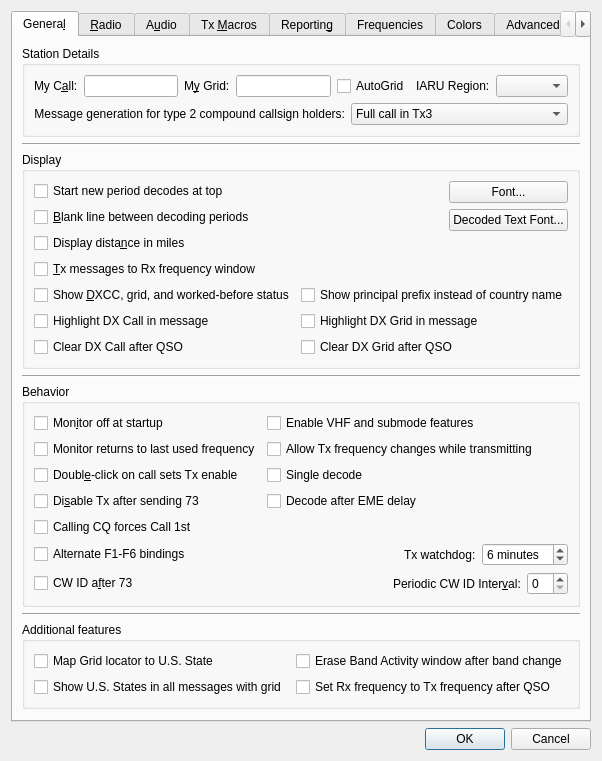
The window that Configuration.ui (uaro-radio/wsjtx) describes before a commit, drawn with Qt 5.
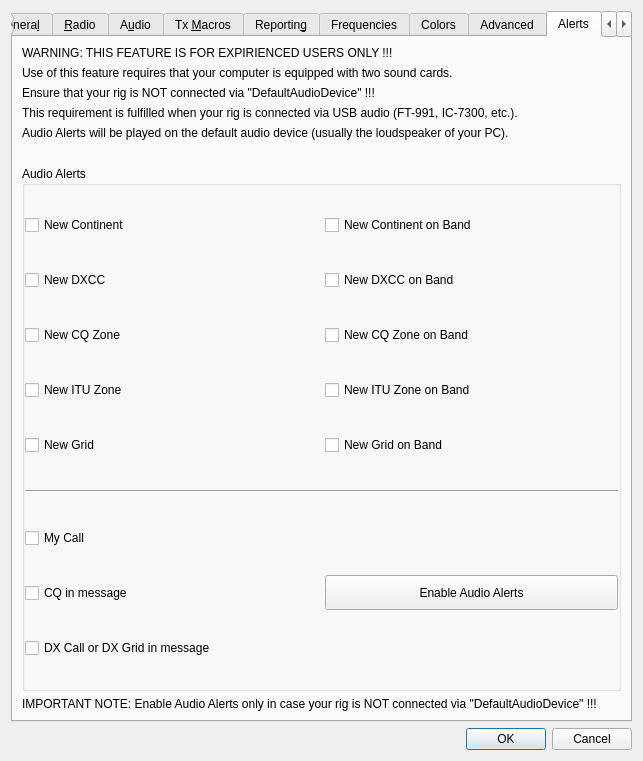
The same window after the commit. The open tabs and pages were chosen to show the change. Custom widgets are drawn as their Qt base class.

Commit message: Add Alerts feature.

```diff
--- a/Configuration.ui
+++ b/Configuration.ui
@@ -6,7 +6,7 @@
    <rect>
     <x>0</x>
     <y>0</y>
-    <width>589</width>
+    <width>643</width>
     <height>687</height>
    </rect>
   </property>
@@ -521,40 +521,40 @@
         </widget>
        </item>
        <item>
-        <widget class="Line" name="line_2">
+        <widget class="Line" name="line_9">
          <property name="orientation">
           <enum>Qt::Horizontal</enum>
          </property>
         </widget>
        </item>
        <item>
-        <widget class="QGroupBox" name="groupBox_8">
+        <widget class="QGroupBox" name="improved_group_box">
          <property name="title">
           <string>Additional features</string>
          </property>
-         <layout class="QGridLayout" name="gridLayout_17">
-          <item row="0" column="1">
+         <layout class="QGridLayout" name="gridLayout_18">
+          <item row="1" column="2">
            <widget class="QCheckBox" name="cbEraseBandActivity">
             <property name="text">
              <string>Erase Band Activity window after band change</string>
             </property>
            </widget>
           </item>
-          <item row="1" column="1">
+          <item row="2" column="2">
            <widget class="QCheckBox" name="cbRxToTxAfterQSO">
             <property name="text">
              <string>Set Rx frequency to Tx frequency after QSO</string>
             </property>
            </widget>
           </item>
-          <item row="0" column="0">
+          <item row="1" column="0">
            <widget class="QCheckBox" name="Map_Grid_to_State">
             <property name="text">
              <string>Map Grid locator to U.S. State</string>
             </property>
            </widget>
           </item>
-          <item row="1" column="0">
+          <item row="2" column="0">
            <widget class="QCheckBox" name="Map_All_Messages">
             <property name="text">
              <string>Show U.S. States in all messages with grid</string>
@@ -3148,12 +3148,266 @@
        </item>
       </layout>
      </widget>
+     <widget class="QWidget" name="alert_tab">
+      <attribute name="title">
+       <string>Alerts</string>
+      </attribute>
+      <layout class="QGridLayout" name="gridLayout_17">
+       <item row="1" column="0">
+        <widget class="QLabel" name="label_17">
+         <property name="text">
+          <string>Use of this feature requires that your computer is equipped with two sound cards.</string>
+         </property>
+        </widget>
+       </item>
+       <item row="7" column="0">
+        <widget class="QLabel" name="label_22">
+         <property name="text">
+          <string>IMPORTANT NOTE: Enable Audio Alerts only in case your rig is NOT connected via &quot;DefaultAudioDevice&quot; !!! </string>
+         </property>
+        </widget>
+       </item>
+       <item row="5" column="0">
+        <widget class="QLabel" name="label_21">
+         <property name="text">
+          <string/>
+         </property>
+        </widget>
+       </item>
+       <item row="2" column="0">
+        <widget class="QLabel" name="label_18">
+         <property name="text">
+          <string>Ensure that your rig is NOT connected via &quot;DefaultAudioDevice&quot; !!!</string>
+         </property>
+        </widget>
+       </item>
+       <item row="3" column="0">
+        <widget class="QLabel" name="label_19">
+         <property name="text">
+          <string>This requirement is fulfilled when your rig is connected via USB audio (FT-991, IC-7300, etc.).</string>
+         </property>
+        </widget>
+       </item>
+       <item row="4" column="0">
+        <widget class="QLabel" name="label_20">
+         <property name="text">
+          <string>Audio Alerts will be played on the default audio device (usually the loudspeaker of your PC).</string>
+         </property>
+        </widget>
+       </item>
+       <item row="6" column="0">
+        <widget class="QGroupBox" name="groupBox_8">
+         <property name="sizePolicy">
+          <sizepolicy hsizetype="Preferred" vsizetype="Preferred">
+           <horstretch>0</horstretch>
+           <verstretch>1</verstretch>
+          </sizepolicy>
+         </property>
+         <property name="title">
+          <string>Audio Alerts</string>
+         </property>
+         <layout class="QGridLayout" name="gridLayout_13">
+          <property name="leftMargin">
+           <number>0</number>
+          </property>
+          <property name="topMargin">
+           <number>0</number>
+          </property>
+          <property name="rightMargin">
+           <number>0</number>
+          </property>
+          <property name="bottomMargin">
+           <number>0</number>
+          </property>
+          <property name="spacing">
+           <number>6</number>
+          </property>
+          <item row="5" column="0">
+           <widget class="QCheckBox" name="cbGrid">
+            <property name="toolTip">
+             <string>New Grid</string>
+            </property>
+            <property name="text">
+             <string>New Grid</string>
+            </property>
+           </widget>
+          </item>
+          <item row="7" column="0">
+           <widget class="QCheckBox" name="cbMyCall">
+            <property name="toolTip">
+             <string>My Call in message</string>
+            </property>
+            <property name="text">
+             <string>My Call</string>
+            </property>
+           </widget>
+          </item>
+          <item row="0" column="0">
+           <widget class="QCheckBox" name="cbContinent">
+            <property name="toolTip">
+             <string>New Continent</string>
+            </property>
+            <property name="text">
+             <string>New Continent</string>
+            </property>
+           </widget>
+          </item>
+          <item row="3" column="0">
+           <widget class="QCheckBox" name="cbITUZ">
+            <property name="toolTip">
+             <string>New ITU Zone</string>
+            </property>
+            <property name="text">
+             <string>New ITU Zone</string>
+            </property>
+           </widget>
+          </item>
+          <item row="6" column="0" colspan="2">
+           <widget class="Line" name="line_2">
+            <property name="orientation">
+             <enum>Qt::Horizontal</enum>
+            </property>
+           </widget>
+          </item>
+          <item row="2" column="0">
+           <widget class="QCheckBox" name="cbCQZ">
+            <property name="toolTip">
+             <string>New CQ Zone</string>
+            </property>
+            <property name="text">
+             <string>New CQ Zone</string>
+            </property>
+           </widget>
+          </item>
+          <item row="1" column="0">
+           <widget class="QCheckBox" name="cbDXCC">
+            <property name="toolTip">
+             <string>New DXCC</string>
+            </property>
+            <property name="text">
+             <string>New DXCC</string>
+            </property>
+           </widget>
+          </item>
+          <item row="1" column="1">
+           <widget class="QCheckBox" name="cbDXCCOB">
+            <property name="toolTip">
+             <string>New DXCC on Band</string>
+            </property>
+            <property name="text">
+             <string>New DXCC on Band</string>
+            </property>
+           </widget>
+          </item>
+          <item row="3" column="1">
+           <widget class="QCheckBox" name="cbITUZOB">
+            <property name="toolTip">
+             <string>New ITU Zone on Band</string>
+            </property>
+            <property name="text">
+             <string>New ITU Zone on Band</string>
+            </property>
+           </widget>
+          </item>
+          <item row="0" column="1">
+           <widget class="QCheckBox" name="cbContinentOB">
+            <property name="toolTip">
+             <string>New Continent on Band</string>
+            </property>
+            <property name="text">
+             <string>New Continent on Band</string>
+            </property>
+           </widget>
+          </item>
+          <item row="5" column="1">
+           <widget class="QCheckBox" name="cbGridOB">
+            <property name="toolTip">
+             <string>New Grid on Band</string>
+            </property>
+            <property name="text">
+             <string>New Grid on Band</string>
+            </property>
+           </widget>
+          </item>
+          <item row="2" column="1">
+           <widget class="QCheckBox" name="cbCQZOB">
+            <property name="toolTip">
+             <string>New CQ Zone on Band</string>
+            </property>
+            <property name="text">
+             <string>New CQ Zone on Band</string>
+            </property>
+           </widget>
+          </item>
+          <item row="9" column="0">
+           <widget class="QCheckBox" name="cbDXcall">
+            <property name="toolTip">
+             <string>DX Call or DX Grid in message</string>
+            </property>
+            <property name="text">
+             <string>DX Call or DX Grid in message</string>
+            </property>
+           </widget>
+          </item>
+          <item row="7" column="1" rowspan="3">
+           <widget class="QPushButton" name="pbAlerts">
+            <property name="minimumSize">
+             <size>
+              <width>0</width>
+              <height>35</height>
+             </size>
+            </property>
+            <property name="toolTip">
+             <string>Toggle Audio Alerts on/off. Alerts will be played on &quot;DefaultAudioDevice&quot;. DON'T ENABLE AUDIO ALERTS WHEN YOUR RIG IS CONNECTED VIA THIS SOUNDCARD !!!</string>
+            </property>
+            <property name="styleSheet">
+             <string notr="true">QPushButton:checked {
+    color: #000000;
+	background-color: #00ff00;
+    border-style: outset;
+	border-width: 1px;
+	border-radius: 5px;
+    border-color: black;
+	min-width: 5em;
+	padding: 3px;
+}</string>
+            </property>
+            <property name="text">
+             <string>Enable Audio Alerts</string>
+            </property>
+            <property name="checkable">
+             <bool>true</bool>
+            </property>
+           </widget>
+          </item>
+          <item row="8" column="0">
+           <widget class="QCheckBox" name="cbCQ">
+            <property name="toolTip">
+             <string>CQ in message</string>
+            </property>
+            <property name="text">
+             <string>CQ in message</string>
+            </property>
+           </widget>
+          </item>
+         </layout>
+        </widget>
+       </item>
+       <item row="0" column="0">
+        <widget class="QLabel" name="label_16">
+         <property name="text">
+          <string>WARNING: THIS FEATURE IS FOR EXPIRIENCED USERS ONLY !!!</string>
+         </property>
+        </widget>
+       </item>
+      </layout>
+     </widget>
      <widget class="QWidget" name="filters_tab">
       <attribute name="title">
        <string>Filters</string>
       </attribute>
-      <layout class="QGridLayout" name="gridLayout_13">
-       <item row="0" column="0">
+      <layout class="QGridLayout" name="gridLayout_18">
+       <item row="2" column="0">
         <layout class="QGridLayout" name="gridLayout_19">
          <item row="3" column="2">
           <widget class="QLineEdit" name="Blacklist3"/>
```
Left out of the diff: 1110 changed lines with no effect on the pictures. The commit also changes 21 other files.
